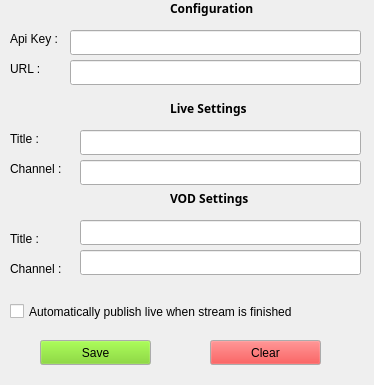
Qt form ui/settings.ui (UbiCastTeam/nudgis-obs-plugin) before a commit.
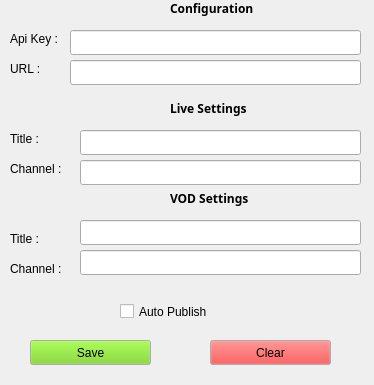
The same form after that commit.

What changed in the file:
```diff
--- a/ui/settings.ui
+++ b/ui/settings.ui
@@ -203,25 +203,12 @@
     <string/>
    </property>
   </widget>
-  <widget class="QCheckBox" name="checkBox">
-   <property name="geometry">
-    <rect>
-     <x>10</x>
-     <y>300</y>
-     <width>361</width>
-     <height>23</height>
-    </rect>
-   </property>
-   <property name="text">
-    <string>Automatically publish live when stream is finished</string>
-   </property>
-  </widget>
   <widget class="QPushButton" name="pushButton_2">
    <property name="geometry">
     <rect>
-     <x>40</x>
+     <x>30</x>
      <y>340</y>
-     <width>111</width>
+     <width>121</width>
      <height>25</height>
     </rect>
    </property>
@@ -271,7 +258,7 @@
     <rect>
      <x>210</x>
      <y>340</y>
-     <width>111</width>
+     <width>121</width>
      <height>25</height>
     </rect>
    </property>
@@ -339,6 +326,19 @@
     <string/>
    </property>
   </widget>
+  <widget class="QCheckBox" name="checkBox">
+   <property name="geometry">
+    <rect>
+     <x>120</x>
+     <y>300</y>
+     <width>271</width>
+     <height>23</height>
+    </rect>
+   </property>
+   <property name="text">
+    <string>Auto Publish</string>
+   </property>
+  </widget>
  </widget>
  <resources/>
  <connections/>
```
